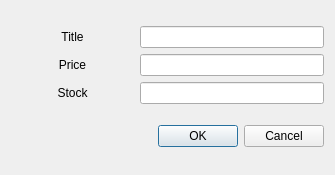
pangboww/psms, file psms/addproductdialog.ui: the form before one commit.
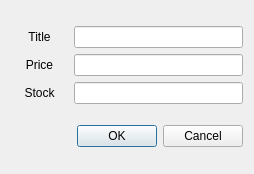
The form after the commit.

Commit message: add provider combo box

What changed in the file:
```diff
--- a/psms/addproductdialog.ui
+++ b/psms/addproductdialog.ui
@@ -6,8 +6,8 @@
    <rect>
     <x>0</x>
     <y>0</y>
-    <width>335</width>
-    <height>175</height>
+    <width>254</width>
+    <height>174</height>
    </rect>
   </property>
   <property name="windowTitle">
@@ -15,7 +15,7 @@
   </property>
   <layout class="QVBoxLayout" name="verticalLayout">
    <item>
-    <layout class="QGridLayout" name="gridLayout" columnstretch="2,3">
+    <layout class="QGridLayout" name="gridLayout" columnstretch="1,3">
      <item row="0" column="0">
       <widget class="QLabel" name="label">
        <property name="text">
```
The commit also changes 3 other files.
